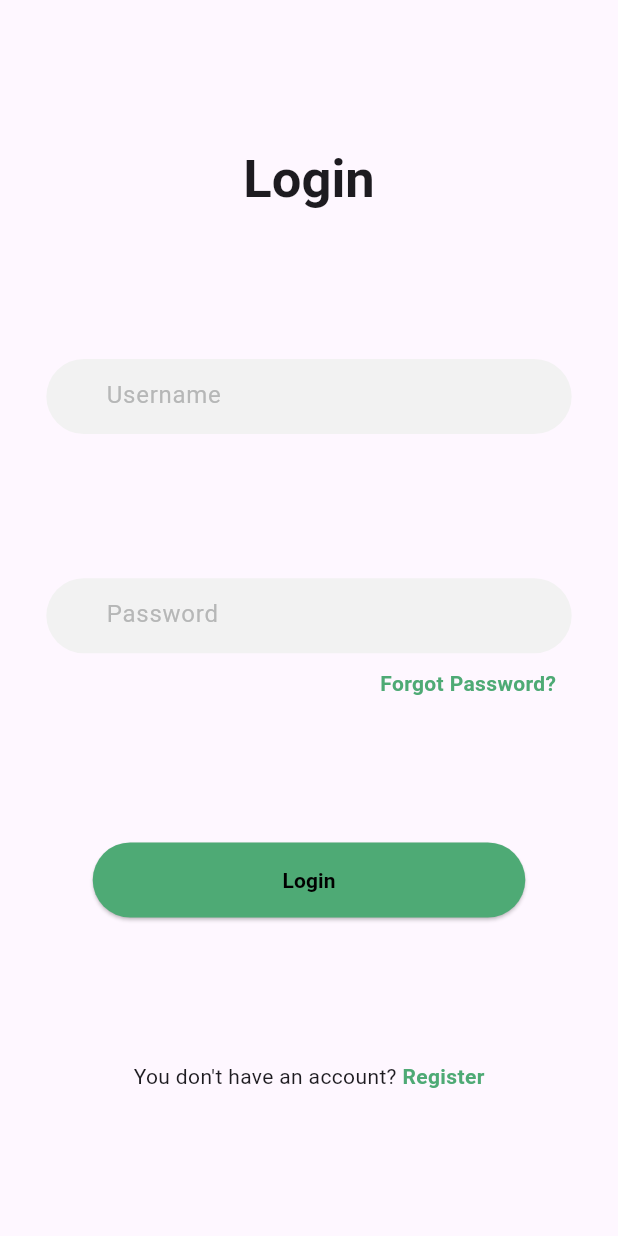
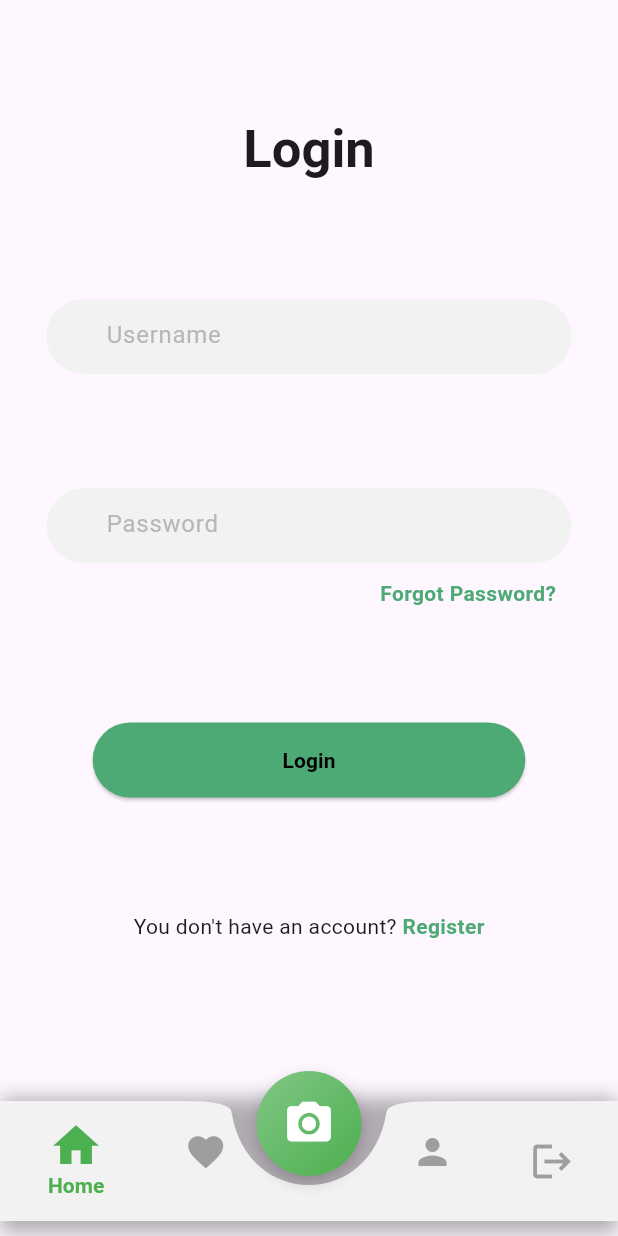
Before and after one commit to KhanhBui2004/Naitei_Flutter_2025_KhanhBH_Project1, a Flutter app: the screen it shows after launch, on a phone screen of 412 x 824 dp. Run offline on Flutter 3.47's test engine with Material 3 defaults, Android fonts, the light colour scheme and no system bars; our stand-ins replace dio, shared_preferences.

Commit message:
create app navbar

```diff
--- a/lib/presentation/authentication/login_page.dart
+++ b/lib/presentation/authentication/login_page.dart
@@ -1,5 +1,6 @@
 import 'package:flutter/material.dart';
 import 'package:naitei_flutter_2025_khanhbh_project1/data/auth/login_service.dart';
+import 'package:naitei_flutter_2025_khanhbh_project1/presentation/widget/appNavBar.dart';
 import 'package:naitei_flutter_2025_khanhbh_project1/utils/helper.dart';
 import 'package:naitei_flutter_2025_khanhbh_project1/presentation/widget/textInput.dart';
 import 'package:naitei_flutter_2025_khanhbh_project1/utils/constant.dart';
@@ -57,6 +58,7 @@ class _LoginPageState extends State<LoginPage> {
   @override
   Widget build(BuildContext context) {
     return Scaffold(
+      bottomNavigationBar: AppNavbar(),
       body: SizedBox(
         height: Helper.getScreenHeight(context),
         width: Helper.getScreenWidth(context),
--- /dev/null
+++ b/lib/presentation/widget/appNavBar.dart
@@ -0,0 +1,299 @@
+import 'package:flutter/material.dart';
+import 'package:shared_preferences/shared_preferences.dart';
+import 'package:naitei_flutter_2025_khanhbh_project1/utils/helper.dart';
+import 'package:naitei_flutter_2025_khanhbh_project1/utils/routes/app_routes.dart';
+import 'package:naitei_flutter_2025_khanhbh_project1/utils/constant.dart';
+
+class AppNavbar extends StatefulWidget implements PreferredSizeWidget {
+  final bool home;
+  final bool menu;
+  final bool offer;
+  final bool profile;
+  final bool more;
+
+  const AppNavbar({
+    super.key,
+    this.home = false,
+    this.menu = false,
+    this.offer = false,
+    this.profile = false,
+    this.more = false,
+  });
+
+  @override
+  State<AppNavbar> createState() => _AppNavbarState();
+
+  @override
+  Size get preferredSize => const Size.fromHeight(120);
+}
+
+class _AppNavbarState extends State<AppNavbar> {
+  int _selectedIndex = 0;
+  Future<void> _checkToken() async {
+    final prefs = await SharedPreferences.getInstance();
+    final token = prefs.getString('token');
+
+    if (token == null || token.isEmpty) {
+      // Token hết hạn hoặc bị xoá → tự đăng xuất
+      if (!mounted) return;
+
+      Navigator.of(
+        context,
+      ).pushNamedAndRemoveUntil(AppRoutes.login, (route) => false);
+    }
+  }
+
+  Future<void> _logout() async {
+    // Xác nhận trước khi đăng xuất
+    final confirm = await showDialog<bool>(
+      context: context,
+      builder: (context) => AlertDialog(
+        title: const Text("Đăng xuất"),
+        content: const Text("Bạn có chắc chắn muốn đăng xuất không?"),
+        actions: [
+          TextButton(
+            onPressed: () => Navigator.of(context).pop(false),
+            child: const Text("Hủy"),
+          ),
+          TextButton(
+            onPressed: () => Navigator.of(context).pop(true),
+            child: const Text("Đăng xuất", style: TextStyle(color: Colors.red)),
+          ),
+        ],
+      ),
+    );
+
+    if (confirm != true) return; // Người dùng bấm Hủy
+
+    // Xóa dữ liệu user & token
+    final prefs = await SharedPreferences.getInstance();
+    await prefs.clear();
+
+    // Điều hướng về màn hình đăng nhập (tùy route của Khánh)
+    if (!mounted) return;
+    Navigator.of(
+      context,
+    ).pushNamedAndRemoveUntil(AppRoutes.login, (route) => false);
+
+    // Hiển thị thông báo
+    ScaffoldMessenger.of(context).showSnackBar(
+      const SnackBar(
+        content: Text("Đăng xuất thành công"),
+        backgroundColor: Colors.green,
+        behavior: SnackBarBehavior.floating,
+      ),
+    );
+  }
+
+  @override
+  void initState() {
+    super.initState();
+    // _checkToken();
+  }
+
+  @override
+  Widget build(BuildContext context) {
+    return SizedBox(
+      height: 120,
+      width: Helper.getScreenWidth(context),
+      child: Stack(
+        clipBehavior: Clip.none,
+        children: [
+          Align(
+            alignment: Alignment.bottomCenter,
+            child: Stack(
+              children: [
+                // bóng
+                Container(
+                  height: 90,
+                  width: Helper.getScreenWidth(context),
+                  decoration: BoxDecoration(
+                    boxShadow: [
+                      BoxShadow(
+                        color: Colors.black.withOpacity(0.3),
+                        blurRadius: 10,
+                        offset: Offset(0, -2),
+                      ),
+                    ],
+                  ),
+                ),
+                // navbar thực
+                ClipPath(
+                  clipper: CustomNavBarClipper(),
+                  child: Container(
+                    height: 80,
+                    width: Helper.getScreenWidth(context),
+                    color: AppColors.placeholderBg,
+                    padding: const EdgeInsets.symmetric(horizontal: 20),
+                    child: Row(
+                      mainAxisAlignment: MainAxisAlignment.spaceBetween,
+                      children: [
+                        _navItem(
+                          index: 0,
+                          icon: Icons.home,
+                          label: 'Home',
+                          // onTap: () => Navigator.of(
+                          //   context,
+                          // ).pushReplacementNamed(AppRoutes.home),
+                          onTap: () => print('home'),
+                        ),
+
+                        _navItem(
+                          index: 1,
+                          icon: Icons.favorite,
+                          label: 'Favorite',
+                          // onTap: () => Navigator.of(
+                          //   context,
+                          // ).pushReplacementNamed(AppRoutes.fav),
+                          onTap: () => print('fav'),
+                        ),
+                        const SizedBox(width: 40),
+
+                        _navItem(
+                          index: 2,
+                          icon: Icons.person,
+                          label: 'Profile',
+                          // onTap: () => Navigator.of(
+                          //   context,
+                          // ).pushReplacementNamed(AppRoutes.profile),
+                          onTap: () => print('profile'),
+                        ),
+                        IconButton(
+                          icon: const Icon(Icons.logout, color: Colors.grey),
+                          iconSize: 30,
+                          onPressed: _logout,
+                        ),
+                      ],
+                    ),
+                  ),
+                ),
+              ],
+            ),
+          ),
+
+          Positioned(
+            top: 10,
+            left: 0,
+            right: 0,
+            child: Center(
+              child: SizedBox(
+                width: 70,
+                height: 70,
+                child: Container(
+                  width: 70,
+                  height: 70,
+                  decoration: BoxDecoration(
+                    shape: BoxShape.circle,
+                    gradient: LinearGradient(
+                      begin: Alignment.topLeft,
+                      end: Alignment.bottomRight,
+                      colors: [Colors.green.shade300, Colors.green.shade500],
+                    ),
+                    boxShadow: [
+                      BoxShadow(
+                        color: Colors.black.withOpacity(0.2),
+                        blurRadius: 8,
+                        offset: Offset(0, 4),
+                      ),
+                    ],
+                  ),
+                  child: RawMaterialButton(
+                    shape: const CircleBorder(),
+                    onPressed: () {
+                      Navigator.pop(context);
+                      Navigator.pushNamed(context, AppRoutes.camera);
+                    },
+                    child: const Icon(
+                      Icons.camera_alt,
+                      color: Colors.white,
+                      size: 35,
+                    ),
+                  ),
+                ),
+              ),
+            ),
+          ),
+        ],
+      ),
+    );
+  }
+
+  Widget _navItem({
+    required int index,
+    required IconData icon,
+    required String label,
+    required VoidCallback onTap,
+  }) {
+    final bool selected = _selectedIndex == index;
+
+    return GestureDetector(
+      onTap: () {
+        setState(() => _selectedIndex = index);
+        onTap();
+      },
+      child: AnimatedContainer(
+        duration: const Duration(milliseconds: 200),
+        padding: const EdgeInsets.symmetric(horizontal: 12, vertical: 6),
+        child: Column(
+          mainAxisSize: MainAxisSize.min,
+          children: [
+            AnimatedScale(
+              scale: selected ? 1.3 : 1.0,
+              duration: const Duration(milliseconds: 200),
+              child: Icon(
+                icon,
+                size: 28,
+                color: selected ? Colors.green : Colors.grey,
+              ),
+            ),
+            const SizedBox(height: 4),
+            AnimatedDefaultTextStyle(
+              duration: const Duration(milliseconds: 200),
+              style: TextStyle(
+                fontSize: selected ? 14 : 7,
+                color: selected ? Colors.green : Colors.grey,
+                fontWeight: selected ? FontWeight.bold : FontWeight.normal,
+              ),
+              child: selected ? Text(label) : Text(''),
+            ),
+          ],
+        ),
+      ),
+    );
+  }
+}
+
+class CustomNavBarClipper extends CustomClipper<Path> {
+  @override
+  Path getClip(Size size) {
+    Path path = Path();
+    path.moveTo(0, 0);
+    path.lineTo(size.width * 0.3, 0);
+    path.quadraticBezierTo(
+      size.width * 0.375,
+      0,
+      size.width * 0.375,
+      size.height * 0.1,
+    );
+    path.cubicTo(
+      size.width * 0.4,
+      size.height * 0.9,
+      size.width * 0.6,
+      size.height * 0.9,
+      size.width * 0.625,
+      size.height * 0.1,
+    );
+    path.quadraticBezierTo(size.width * 0.625, 0, size.width * 0.7, 0.1);
+    path.lineTo(size.width, 0);
+    path.lineTo(size.width, size.height);
+    path.lineTo(0, size.height);
+    path.lineTo(0, 0);
+    path.close();
+    return path;
+  }
+
+  @override
+  bool shouldReclip(covariant CustomClipper<Path> oldClipper) {
+    return true;
+  }
+}
--- a/lib/utils/routes/app_routes.dart
+++ b/lib/utils/routes/app_routes.dart
@@ -3,4 +3,7 @@ class AppRoutes {
   static const String home = '/home';
   static const String login = '/login';
   static const String register = '/register';
+  static const String fav = '/favorite';
+  static const String profile = '/profile';
+  static const String camera = '/camera';
 }
```
